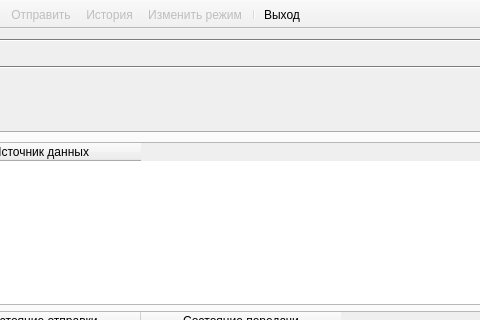
rymarchik/InitState, file mainwindow.ui: the form before one commit; both pictures show x 489 to 969 and y 0 to 320 of the 1141 by 579 pixel window.
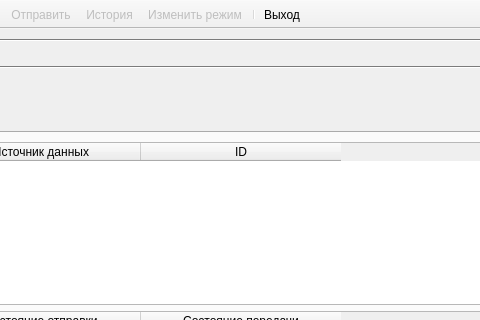
The form after the commit. The open tabs and pages were chosen to show the change. Icons and pictures are not drawn.

```diff
--- a/mainwindow.ui
+++ b/mainwindow.ui
@@ -546,6 +546,11 @@
                 </font>
                </property>
               </column>
+              <column>
+               <property name="text">
+                <string>ID</string>
+               </property>
+              </column>
              </widget>
             </item>
            </layout>
```
Left out of the diff: 2 changed lines with no effect on the pictures.
